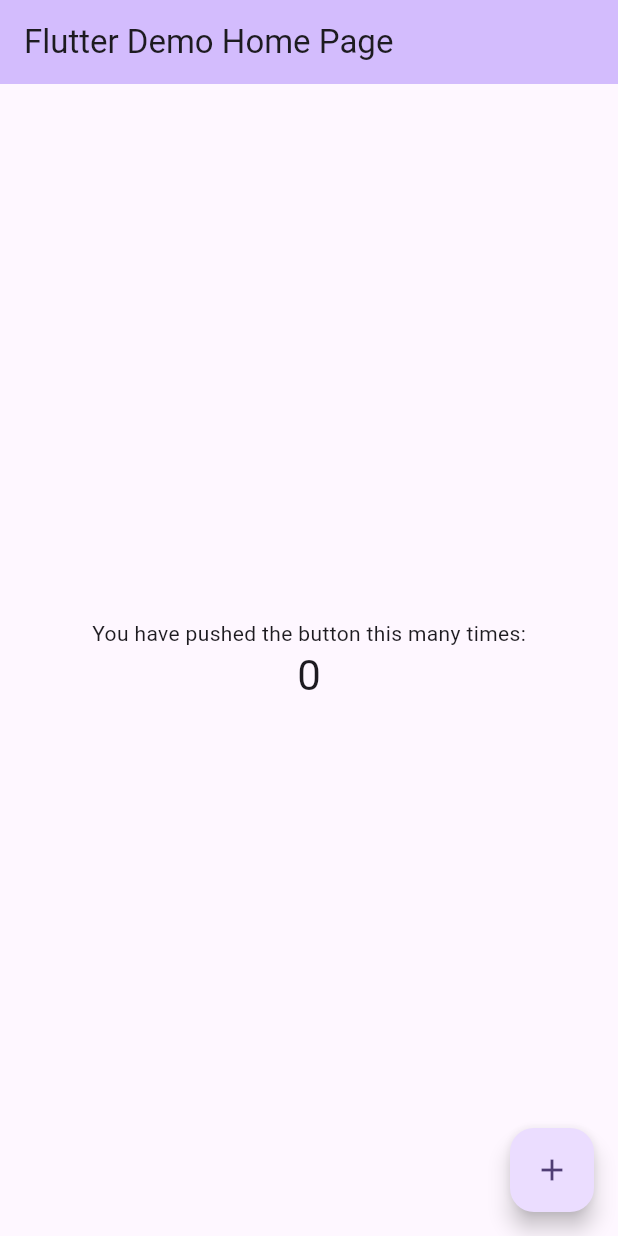
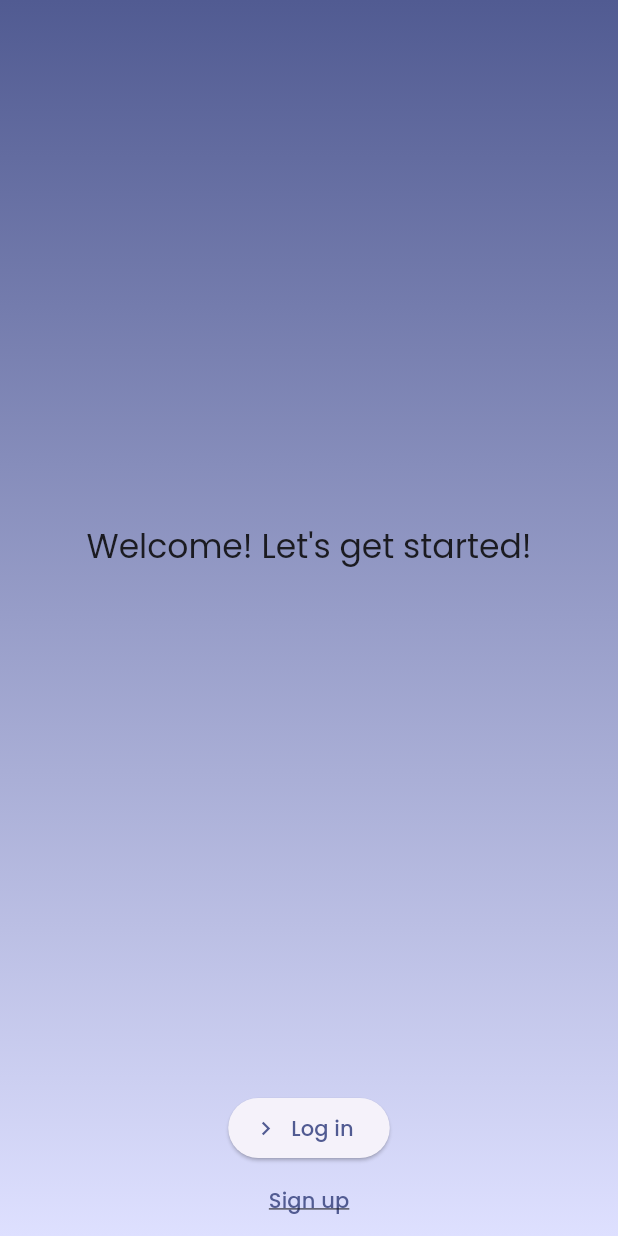
Before and after one commit to drunkslime/Better-Faster-Stronger, a Flutter app: the screen it shows after launch, on a phone screen of 412 x 824 dp. Run offline on Flutter 3.47's test engine with Material 3 defaults, Android fonts, the phone set to English and light mode, and no system bars.

Commit message:
New views, moving between pages

```diff
--- /dev/null
+++ b/lib/common/color_extension.dart
@@ -0,0 +1,16 @@
+import 'package:flutter/material.dart';
+
+class TColor {
+  static Color get primaryColor1 => const Color(0xff92A3FD);
+  static Color get primaryColor2 => const Color(0xff9DCEFF);
+
+  static Color get secondaryColor1 => const Color(0xffC58BF2);
+  static Color get secondaryColor2 => const Color(0xffEEA4CE);
+
+  static List<Color> get primaryG => [ primaryColor1, primaryColor2];
+  static List<Color> get secondaryG => [ secondaryColor1, secondaryColor2];
+
+  static Color get dark => const Color(0xff101617);
+  static Color get gray => const Color(0xff786F72);
+  static Color get white => const Color(0xffFFFFFF);
+}
--- a/lib/main.dart
+++ b/lib/main.dart
@@ -1,3 +1,4 @@
+import 'package:better_faster_stronger/view/on_boarding/get_started_view.dart';
 import 'package:flutter/material.dart';
 
 void main() {
@@ -7,119 +8,20 @@
 class MyApp extends StatelessWidget {
   const MyApp({super.key});
 
-  // This widget is the root of your application.
+  // This widget is the root of the application.
   @override
   Widget build(BuildContext context) {
     return MaterialApp(
-      title: 'Flutter Demo',
+      title: 'Better,Faster,Stronger',
+      debugShowCheckedModeBanner: false,
       theme: ThemeData(
-        // This is the theme of your application.
-        //
-        // TRY THIS: Try running your application with "flutter run". You'll see
-        // the application has a purple toolbar. Then, without quitting the app,
-        // try changing the seedColor in the colorScheme below to Colors.green
-        // and then invoke "hot reload" (save your changes or press the "hot
-        // reload" button in a Flutter-supported IDE, or press "r" if you used
-        // the command line to start the app).
-        //
-        // Notice that the counter didn't reset back to zero; the application
-        // state is not lost during the reload. To reset the state, use hot
-        // restart instead.
-        //
-        // This works for code too, not just values: Most code changes can be
-        // tested with just a hot reload.
-        colorScheme: ColorScheme.fromSeed(seedColor: Colors.deepPurple),
+        colorScheme: ColorScheme.fromSeed(
+          seedColor: Colors.indigo,
+        ),
         useMaterial3: true,
+        fontFamily: 'Poppins',
       ),
-      home: const MyHomePage(title: 'Flutter Demo Home Page'),
+      home: const GetStartedView(),
     );
   }
 }
-
-class MyHomePage extends StatefulWidget {
-  const MyHomePage({super.key, required this.title});
-
-  // This widget is the home page of your application. It is stateful, meaning
-  // that it has a State object (defined below) that contains fields that affect
-  // how it looks.
-
-  // This class is the configuration for the state. It holds the values (in this
-  // case the title) provided by the parent (in this case the App widget) and
-  // used by the build method of the State. Fields in a Widget subclass are
-  // always marked "final".
-
-  final String title;
-
-  @override
-  State<MyHomePage> createState() => _MyHomePageState();
-}
-
-class _MyHomePageState extends State<MyHomePage> {
-  int _counter = 0;
-
-  void _incrementCounter() {
-    setState(() {
-      // This call to setState tells the Flutter framework that something has
-      // changed in this State, which causes it to rerun the build method below
-      // so that the display can reflect the updated values. If we changed
-      // _counter without calling setState(), then the build method would not be
-      // called again, and so nothing would appear to happen.
-      _counter++;
-    });
-  }
-
-  @override
-  Widget build(BuildContext context) {
-    // This method is rerun every time setState is called, for instance as done
-    // by the _incrementCounter method above.
-    //
-    // The Flutter framework has been optimized to make rerunning build methods
-    // fast, so that you can just rebuild anything that needs updating rather
-    // than having to individually change instances of widgets.
-    return Scaffold(
-      appBar: AppBar(
-        // TRY THIS: Try changing the color here to a specific color (to
-        // Colors.amber, perhaps?) and trigger a hot reload to see the AppBar
-        // change color while the other colors stay the same.
-        backgroundColor: Theme.of(context).colorScheme.inversePrimary,
-        // Here we take the value from the MyHomePage object that was created by
-        // the App.build method, and use it to set our appbar title.
-        title: Text(widget.title),
-      ),
-      body: Center(
-        // Center is a layout widget. It takes a single child and positions it
-        // in the middle of the parent.
-        child: Column(
-          // Column is also a layout widget. It takes a list of children and
-          // arranges them vertically. By default, it sizes itself to fit its
-          // children horizontally, and tries to be as tall as its parent.
-          //
-          // Column has various properties to control how it sizes itself and
-          // how it positions its children. Here we use mainAxisAlignment to
-          // center the children vertically; the main axis here is the vertical
-          // axis because Columns are vertical (the cross axis would be
-          // horizontal).
-          //
-          // TRY THIS: Invoke "debug painting" (choose the "Toggle Debug Paint"
-          // action in the IDE, or press "p" in the console), to see the
-          // wireframe for each widget.
-          mainAxisAlignment: MainAxisAlignment.center,
-          children: <Widget>[
-            const Text(
-              'You have pushed the button this many times:',
-            ),
-            Text(
-              '$_counter',
-              style: Theme.of(context).textTheme.headlineMedium,
-            ),
-          ],
-        ),
-      ),
-      floatingActionButton: FloatingActionButton(
-        onPressed: _incrementCounter,
-        tooltip: 'Increment',
-        child: const Icon(Icons.add),
-      ), // This trailing comma makes auto-formatting nicer for build methods.
-    );
-  }
-}
--- /dev/null
+++ b/lib/view/on_boarding/get_started_view.dart
@@ -0,0 +1,54 @@
+import 'package:flutter/material.dart';
+import 'login_view.dart';
+
+class GetStartedView extends StatefulWidget {
+  const GetStartedView({super.key});
+
+  @override
+  State<GetStartedView> createState() => _GetStartedViewState();
+}
+
+class _GetStartedViewState extends State<GetStartedView> {
+  PageController controller = PageController();
+
+  @override
+  Widget build(BuildContext context) {
+    var theme = Theme.of(context);
+    return Scaffold(
+      backgroundColor: theme.colorScheme.surface,
+      body: Container(
+        alignment: Alignment.center,
+        decoration: BoxDecoration( gradient: LinearGradient(
+          begin: Alignment.topCenter,
+          end: Alignment.bottomCenter,
+          colors: [theme.colorScheme.primary, theme.colorScheme.primaryContainer],
+        )),
+        child: SafeArea(
+          child: Column(
+            mainAxisSize: MainAxisSize.min,
+            children: [
+              const Spacer(),
+              Text('Welcome! Let\'s get started!', style: theme.textTheme.titleLarge),
+              const Spacer(),
+              ElevatedButton.icon(
+                  onPressed: () => {
+                    Navigator.push(context,
+                    MaterialPageRoute(builder: (context) => const LoginView())
+                    )
+                  },
+                  icon: const Icon(Icons.chevron_right),
+                  label: const Text('Log in')
+                ),
+              TextButton(
+                onPressed: () => {
+                  //------------------
+                },
+                child: const Text('Sign up', style: TextStyle(decoration: TextDecoration.underline)),
+              ),
+            ],
+          ),
+        )
+      ),
+    );
+  }
+}
```
Also changed, not shown: lib/view/home/user_account_view.dart (added, +44 -0 lines), lib/view/on_boarding/login_view.dart (added, +42 -0 lines), pubspec.yaml (+9 -14 lines), assets/fonts/Poppins-Bold.ttf (added), assets/fonts/Poppins-Regular.ttf (added), assets/img/sport.png (added), 64 other files.
